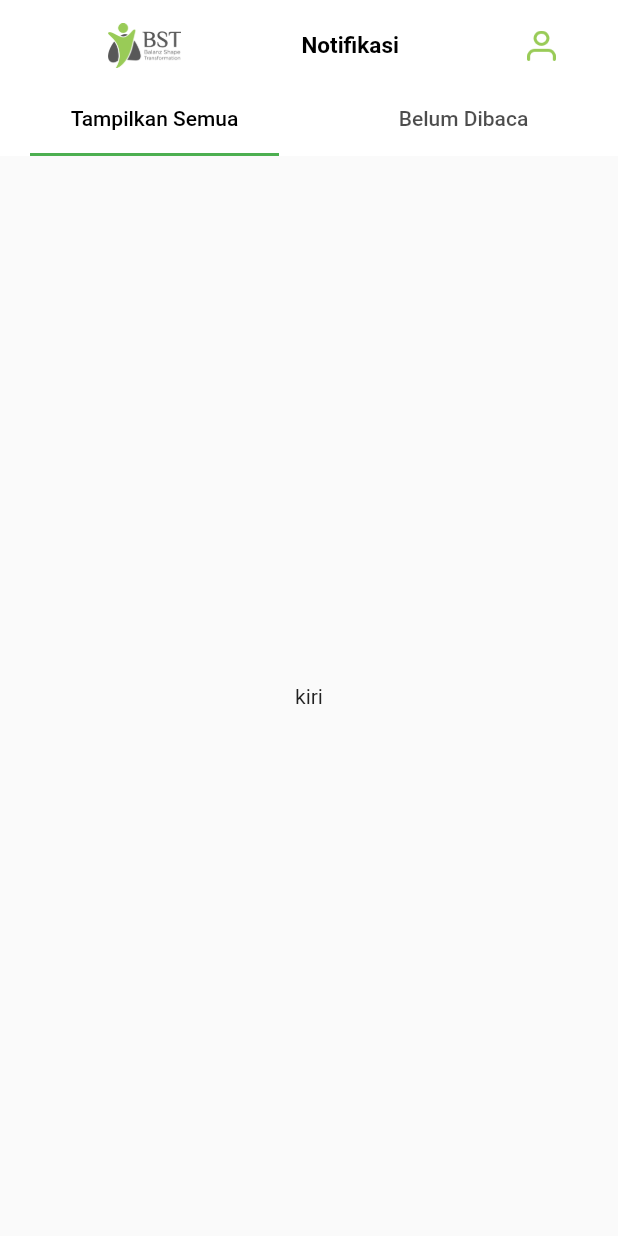
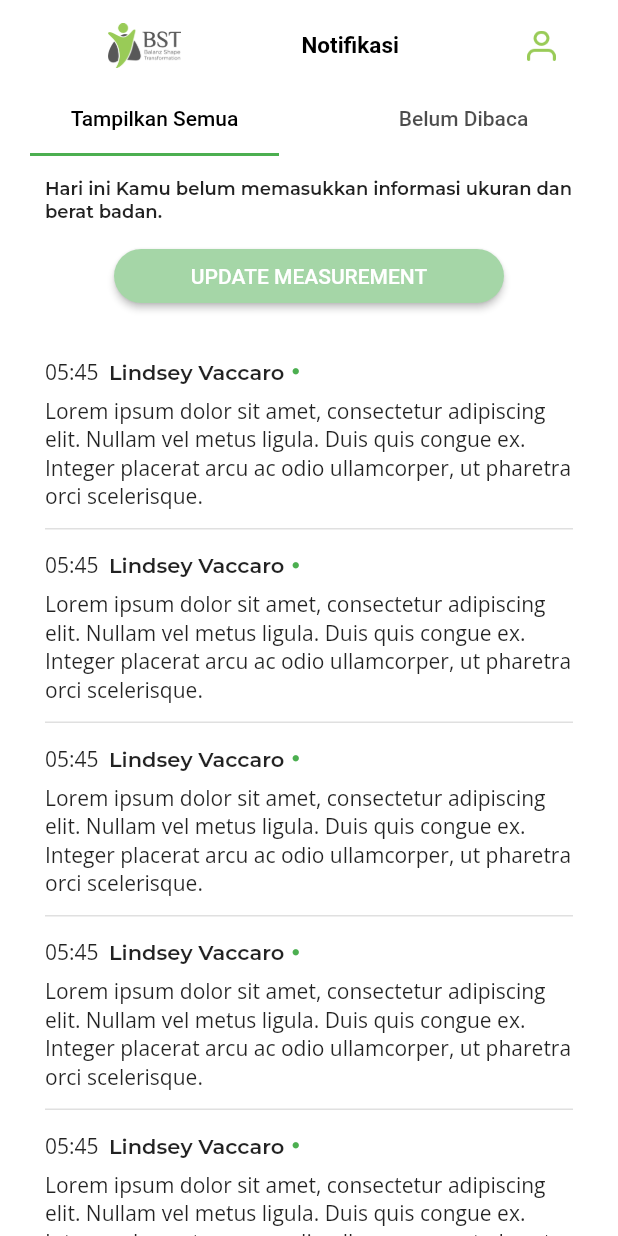
Before and after one commit to NamkuGavin/bst_flutter, a Flutter app: the NotifPage screen opened directly, on a phone screen of 412 x 824 dp. Run offline on Flutter 3.47's test engine with Material 2 defaults, Android fonts, the phone set to English and light mode, and no system bars; our stand-ins replace google_fonts.

Commit message:
fix: [SA] fix notif page

```diff
--- a/lib/view/fragment/AllNotifications.dart
+++ b/lib/view/fragment/AllNotifications.dart
@@ -1,4 +1,10 @@
 import 'package:flutter/material.dart';
+import 'package:google_fonts/google_fonts.dart';
+
+import '../../widgets/NotifItems.dart';
+
+
+
 
 class AllNotifications extends StatefulWidget {
   const AllNotifications({Key? key}) : super(key: key);
@@ -8,11 +14,58 @@ class AllNotifications extends StatefulWidget {
 }
 
 class _AllNotificationsState extends State<AllNotifications> {
+
+
   @override
   Widget build(BuildContext context) {
     return Container(
-      child: Center(
-        child: Text("kiri"),
+      color: Colors.white,
+      child: SingleChildScrollView(
+        child: Column(
+          children: [
+            SizedBox(
+              height: 14,
+            ),
+            Container(
+              color: Color(0xF6F6F6),
+              padding: EdgeInsets.symmetric(horizontal: 30),
+              child: Column(
+                children: [
+                  Text(
+                    'Hari ini Kamu belum memasukkan informasi ukuran dan berat badan. ',
+                    style: GoogleFonts.montserrat(
+                        fontWeight: FontWeight.w600, fontSize: 12),
+                  ),
+                  SizedBox(
+                    height: 12,
+                  ),
+                  Container(
+                    width: 260,
+                    child: ElevatedButton(
+                      onPressed: () {},
+                      child: Text(
+                        'UPDATE MEASUREMENT',
+                        style: TextStyle(fontSize: 14),
+                      ),
+                      style: ElevatedButton.styleFrom(
+                          primary: Colors.green.shade200,
+                          shape: RoundedRectangleBorder(
+                              borderRadius: BorderRadius.circular(100))),
+                    ),
+                  ),
+                ],
+              ),
+            ),
+            SizedBox(
+              height: 16,
+            ),
+            NotifItems(name: '', time: '', desc: '',),
+            NotifItems(name: '', time: '', desc: '',),
+            NotifItems(name: '', time: '', desc: '',),
+            NotifItems(name: '', time: '', desc: '',),
+            NotifItems(name: '', time: '', desc: '',)
+          ],
+        ),
       ),
     );
   }
--- /dev/null
+++ b/lib/widgets/NotifItems.dart
@@ -0,0 +1,57 @@
+import 'package:flutter/material.dart';
+import 'package:google_fonts/google_fonts.dart';
+
+class NotifItems extends StatelessWidget {
+  final String name;
+  final String time;
+  final String desc;
+
+  const NotifItems({Key? key, required this.name, required this.time, required this.desc}) : super(key: key);
+
+  @override
+  Widget build(BuildContext context) {
+    return  Container(
+      margin: EdgeInsets.only(top: 14),
+      padding: EdgeInsets.symmetric(horizontal: 30),
+      child: Column(
+        children: [
+          Row(
+            crossAxisAlignment: CrossAxisAlignment.center,
+            children: [
+              Text(
+                '05:45',
+                style: GoogleFonts.openSans(fontWeight: FontWeight.w400),
+              ),
+              SizedBox(
+                width: 7,
+              ),
+              Text(
+                'Lindsey Vaccaro',
+                style: GoogleFonts.montserrat(
+                  fontWeight: FontWeight.w600,
+                ),
+              ),
+              SizedBox(
+                width: 5,
+              ),
+              Icon(
+                Icons.circle,
+                size: 5,
+                color: Colors.green,
+              ),
+            ],
+          ),
+          SizedBox(
+            height: 7,
+          ),
+          Text(
+            'Lorem ipsum dolor sit amet, consectetur adipiscing elit. Nullam vel metus ligula. Duis quis congue ex. Integer placerat arcu ac odio ullamcorper, ut pharetra orci scelerisque.',
+            style: GoogleFonts.openSans(fontWeight: FontWeight.w400),
+          ),
+          SizedBox(height: 12,),
+          Divider(height: 1, thickness: 1,)
+        ],
+      ),
+    );
+  }
+}
--- a/pubspec.yaml
+++ b/pubspec.yaml
@@ -34,6 +34,9 @@ dependencies:
   # The following adds the Cupertino Icons font to your application.
   # Use with the CupertinoIcons class for iOS style icons.
   cupertino_icons: ^1.0.2
+  google_fonts: ^2.2.0
+
+
 
 dev_dependencies:
   flutter_test:
```
Also changed, not shown: lib/route/PageRoute.dart (+36 -5 lines), lib/view/fragment/UnreadNotifications.dart (+50 -2 lines), assets/images/article.png (added), assets/images/barbel.png (added), assets/images/chat.png (added), assets/images/help.png (added), assets/images/mainicon.png (added), assets/images/meteran.png (added), pubspec.lock.
